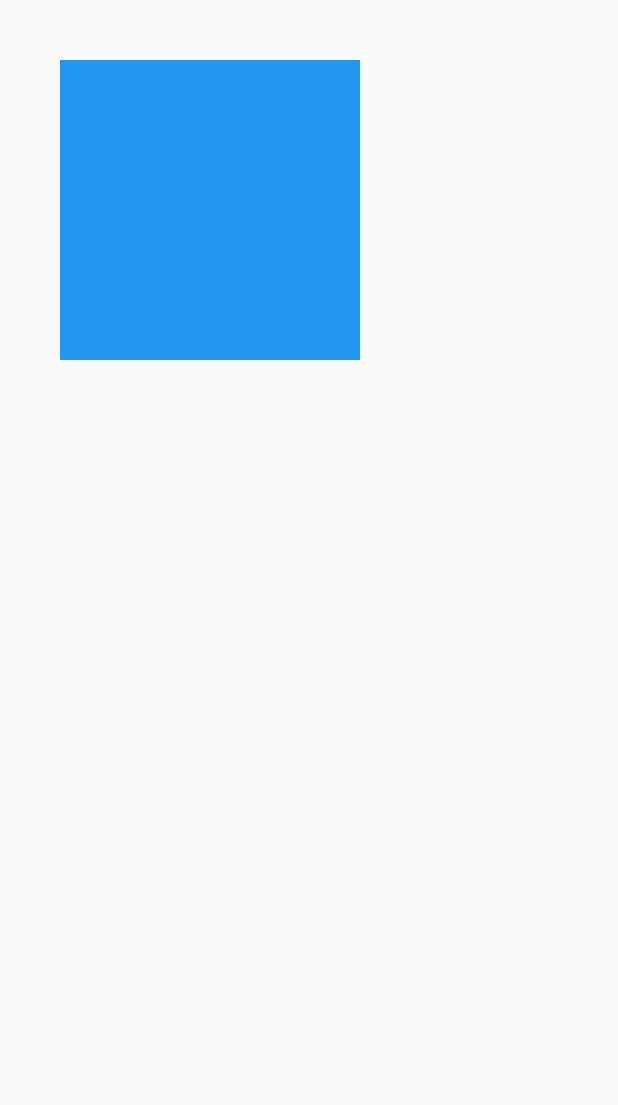
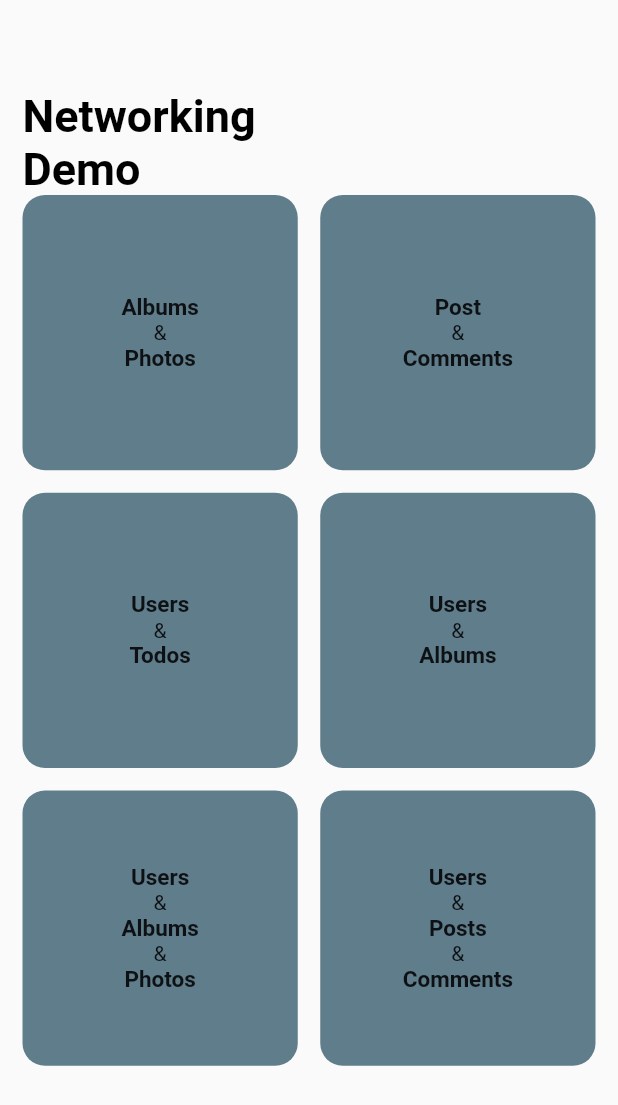
Before and after one commit to timilehinjegede/networking-demo, a Flutter app: the screen it shows after launch, on a phone screen of 412 x 824 dp. Shown: the top 1105 px of the screen. Run offline on Flutter 3.47's test engine with Material 2 defaults, Android fonts, the phone set to English and light mode, and no system bars.

Commit message:
Second Commit

```diff
--- /dev/null
+++ b/lib/components/griditem.dart
@@ -0,0 +1,56 @@
+import 'package:flutter/material.dart';
+
+class GridItem extends StatelessWidget {
+
+  final String name0;
+  final String name1;
+  final String name2;
+  final bool hasThirdName;
+
+  final TextStyle myStyle = TextStyle(fontSize: 15, fontWeight: FontWeight.w600);
+
+  GridItem({this.name0, this.name1, this.name2, this.hasThirdName});
+
+  @override
+  Widget build(BuildContext context) {
+    return Container(
+      decoration: BoxDecoration(
+        borderRadius: BorderRadius.circular(15),
+        color: Colors.blueGrey,
+      ),
+      height: 200,
+      child: Column(
+        mainAxisSize: MainAxisSize.min,
+        mainAxisAlignment: MainAxisAlignment.center,
+        children: <Widget>[
+          Text(
+            name0,
+            style: myStyle,
+          ),
+          Text(
+            '&',
+          ),
+          Text(
+            name1,
+            style: myStyle,
+          ),
+          hasThirdName
+              ? Text(
+                  '&',
+                )
+              : SizedBox(
+                  height: 0,
+                ),
+          hasThirdName
+              ? Text(
+                  name2,
+                  style: myStyle,
+                )
+              : SizedBox(
+                  height: 0,
+                ),
+        ],
+      ),
+    );
+  }
+}
--- a/lib/main.dart
+++ b/lib/main.dart
@@ -1,6 +1,11 @@
 import 'package:flutter/material.dart';
-import 'package:networkingdemo/screens/album_s.dart';
+import 'package:networkingdemo/screens/a_p.dart';
 import 'package:networkingdemo/screens/home.dart';
+import 'package:networkingdemo/screens/p_c.dart';
+import 'package:networkingdemo/screens/u_a.dart';
+import 'package:networkingdemo/screens/u_a_p.dart';
+import 'package:networkingdemo/screens/u_p_c.dart';
+import 'package:networkingdemo/screens/u_t.dart';
 
 void main() {
   runApp(MyApp());
@@ -11,8 +16,14 @@ class MyApp extends StatelessWidget {
   @override
   Widget build(BuildContext context) {
     return MaterialApp(
+      //routes of the app
       routes: {
-        '/album' : (context) => AlbumScreen(),
+        '/ap': (context) => APScreen(),
+        '/pc': (context) => PCScreen(),
+        '/ut': (context) => UTscreen(),
+        '/ua': (context) => UAScreen(),
+        '/uap': (context) => UAPScreen(),
+        '/upc': (context) => UPCScreen(),
       },
       debugShowCheckedModeBanner: false,
       home: HomeScreen(),
--- a/lib/screens/home.dart
+++ b/lib/screens/home.dart
@@ -1,21 +1,96 @@
 import 'package:flutter/material.dart';
+import 'package:networkingdemo/components/griditem.dart';
 
 class HomeScreen extends StatelessWidget {
   @override
   Widget build(BuildContext context) {
     return Scaffold(
       body: Padding(
-        padding: const EdgeInsets.all(40.0),
+        padding: const EdgeInsets.fromLTRB(15.0, 60.0, 15.0, 20.0),
         child: Column(
+          crossAxisAlignment: CrossAxisAlignment.start,
           children: <Widget>[
-            GestureDetector(
-              onTap: (){
-                Navigator.pushNamed(context, '/album');
-              },
-              child: Container(
-                height: 200,
-                width: 200,
-                color: Colors.blue,
+            Text(
+              'Networking\nDemo',
+              style: TextStyle(
+                color: Colors.black,
+                fontWeight: FontWeight.w600,
+                fontSize: 30
+              ),
+            ),
+            Expanded(
+              child: GridView.count(
+                  crossAxisCount: 2,
+                mainAxisSpacing: 15,
+                crossAxisSpacing: 15,
+                children: <Widget>[
+                  GestureDetector(
+                    child: GridItem(
+                      name0: 'Albums',
+                      name1: 'Photos',
+                      hasThirdName: false,
+                      name2: '',
+                    ),
+                    onTap: (){
+                      Navigator.pushNamed(context, '/ap');
+                    },
+                  ),
+                  GestureDetector(
+                    child: GridItem(
+                      name0: 'Post',
+                      name1: 'Comments',
+                      hasThirdName: false,
+                      name2: '',
+                    ),
+                    onTap: (){
+                      Navigator.pushNamed(context, '/pc');
+                    },
+                  ),
+                  GestureDetector(
+                    child: GridItem(
+                      name0: 'Users',
+                      name1: 'Todos',
+                      hasThirdName: false,
+                      name2: '',
+                    ),
+                    onTap: (){
+                      Navigator.pushNamed(context, '/ut');
+                    },
+                  ),
+                  GestureDetector(
+                    child: GridItem(
+                      name0: 'Users',
+                      name1: 'Albums',
+                      hasThirdName: false,
+                      name2: '',
+                    ),
+                    onTap: (){
+                      Navigator.pushNamed(context, '/ua');
+                    },
+                  ),
+                  GestureDetector(
+                    child: GridItem(
+                      name0: 'Users',
+                      name1: 'Albums',
+                      name2: 'Photos',
+                      hasThirdName: true,
+                    ),
+                    onTap: (){
+                      Navigator.pushNamed(context, '/uap');
+                    },
+                  ),
+                  GestureDetector(
+                    child: GridItem(
+                      name0: 'Users',
+                      name1: 'Posts',
+                      name2: 'Comments',
+                      hasThirdName: true,
+                    ),
+                    onTap: (){
+                      Navigator.pushNamed(context, '/upc');
+                    },
+                  ),
+                ],
               ),
             ),
           ],
```
Also changed, not shown: lib/screens/a_p.dart (renamed from lib/screens/album_s.dart, +38 -29 lines), lib/screens/p_c.dart (added, +8 -0 lines), lib/screens/u_a.dart (added, +8 -0 lines), lib/screens/u_a_p.dart (added, +8 -0 lines), lib/screens/u_p_c.dart (added, +8 -0 lines), lib/screens/u_t.dart (added, +8 -0 lines).
